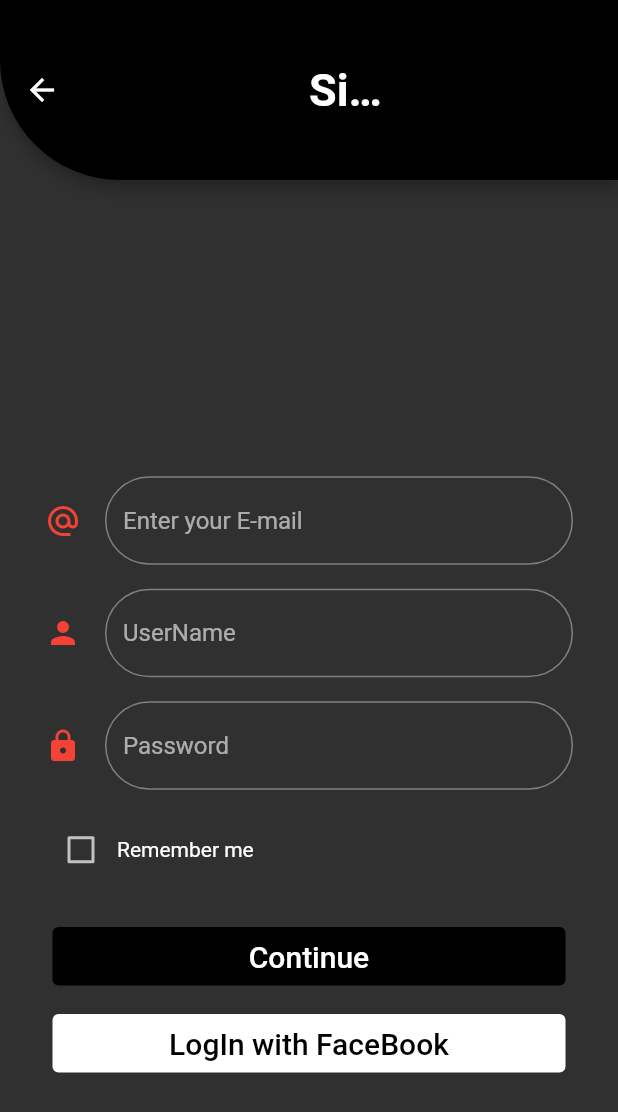
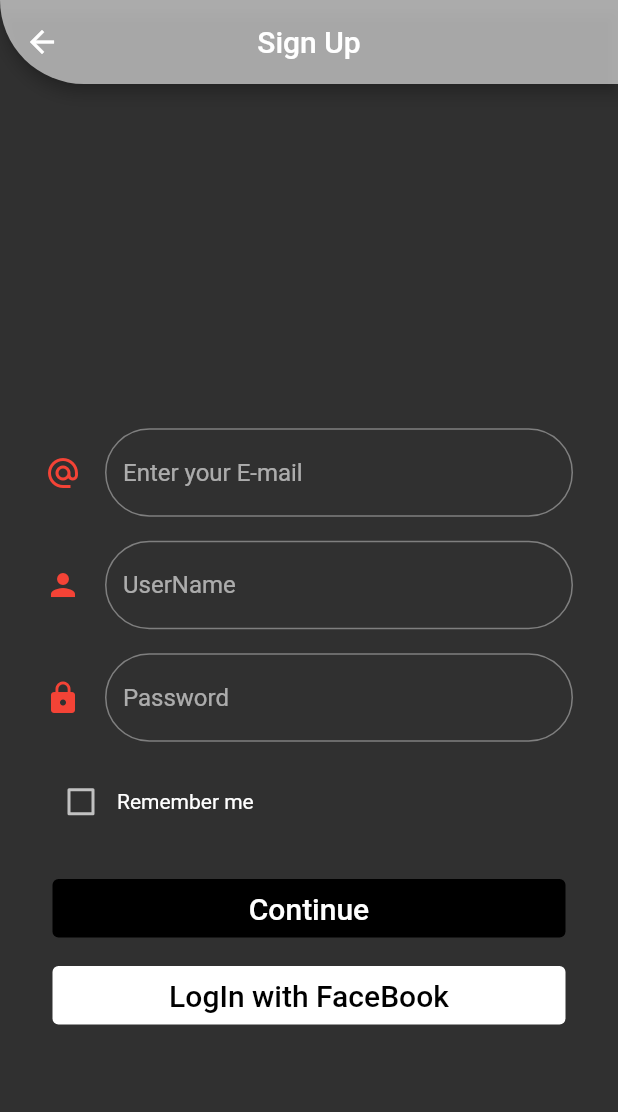
Before and after one commit to MayarALiP/spaceX, a Flutter app: the screen it shows after launch, after a tap on "Skip", on a phone screen of 412 x 824 dp. Shown: the top 1112 px of the screen. Run offline on Flutter 3.47's test engine with Material 2 defaults, Android fonts, the phone set to English and light mode, and no system bars; our stand-ins replace dio, introduction_screen, shared_preferences; network calls fail.

Commit message:
New changes

```diff
--- a/lib/API/Models/model_4_ships.dart
+++ b/lib/API/Models/model_4_ships.dart
@@ -16,8 +16,9 @@ class ShipsModel {
   factory ShipsModel.fromJson(Map<String, dynamic> json) => ShipsModel(
         id: json["id"],
         name: json["name"],
-        status: json["status"],
-        image: json["roles"],
+        status: json["status"] ?? "",
+        image: json["image"] ??
+            "https://photos.marinetraffic.com/ais/showphoto.aspx?photoid=3406596",
         active: json["active"],
       );
 
--- a/lib/ui/logIn_screen.dart
+++ b/lib/ui/logIn_screen.dart
@@ -16,6 +16,7 @@ class _HomeScreenState extends State<LogInScreen> {
   late SharedPreferences pref;
   bool rememberMe = false;
   String warning = "  ";
+  String email = " ";
 
   void initialPref() async {
     pref = await SharedPreferences.getInstance();
@@ -27,22 +28,29 @@ class _HomeScreenState extends State<LogInScreen> {
     initialPref();
   }
 
+  Future getValidationData() async {
+    final SharedPreferences rememberUser =
+        await SharedPreferences.getInstance();
+    var obtainedEmail = SharedPreferences.getInstance();
+  }
+
   @override
   Widget build(BuildContext context) {
     return Scaffold(
       //
       appBar: AppBar(
-        toolbarHeight: 120,
-        titleSpacing: 150,
-        //مسافة لليمين
-        backgroundColor: Colors.black,
+        centerTitle: true,
+        backgroundColor: Colors.white60,
         title: const Text(
           "Sign Up",
-          style: TextStyle(fontSize: 30, fontWeight: FontWeight.bold),
+          style: TextStyle(
+              fontSize: 20,
+              //fontWeight: FontWeight.bold,
+              color: Colors.white),
         ),
         shape: const RoundedRectangleBorder(
           borderRadius: BorderRadius.only(
-            bottomLeft: Radius.circular(80),
+            bottomLeft: Radius.circular(70),
           ),
         ),
       ),
@@ -144,7 +152,7 @@ class _HomeScreenState extends State<LogInScreen> {
                       style: ButtonStyle(
                           backgroundColor:
                               MaterialStateProperty.all(Colors.black)),
-                      onPressed: () {
+                      onPressed: () async {
                         // if (!(controllerEmail.text.contains("@") &&
                         //     controllerUserName.text.isNotEmpty)) {
                         //   warning =
@@ -152,13 +160,15 @@ class _HomeScreenState extends State<LogInScreen> {
                         // } else {
                         //   pref.setString("Email", controllerEmail.text);
                         //   pref.setString("UserName", controllerUserName.text);
+                        //final SharedPreferences
+                        pref.setString("email", controllerEmail.text);
+                        pref.setString("password", controllerPassword.text);
                         Navigator.push(
                           context,
                           MaterialPageRoute(
                             builder: (context) => const FirstScreen(),
                           ),
                         );
-                        // }
                       },
                       child: const Text(
                         "Continue",
```
Also changed, not shown: lib/API/Models/model_4_launches.dart (+4 -4 lines), lib/API/UI/launchUI.dart (+24 -18 lines), lib/API/UI/shipUI.dart (+53 -42 lines).
